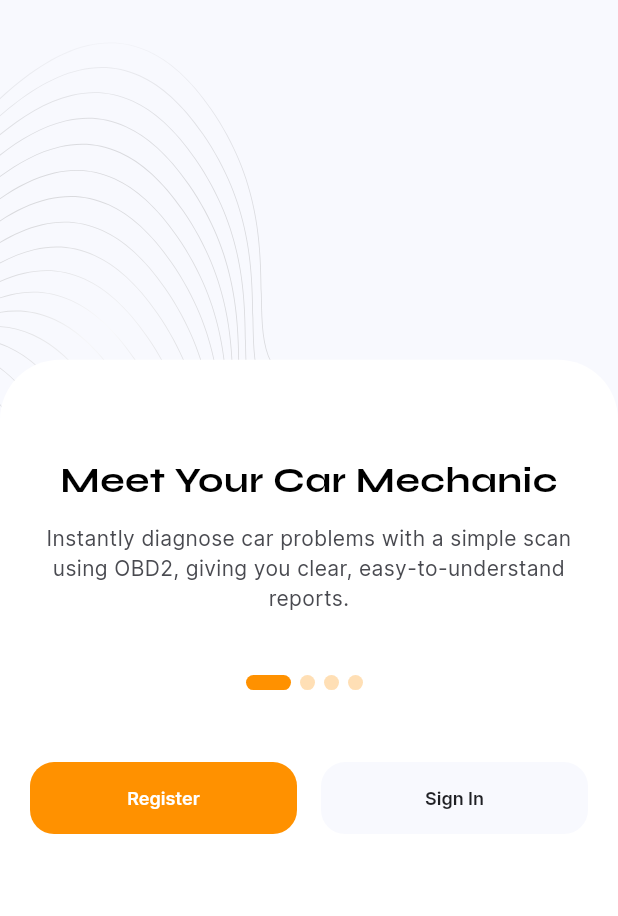
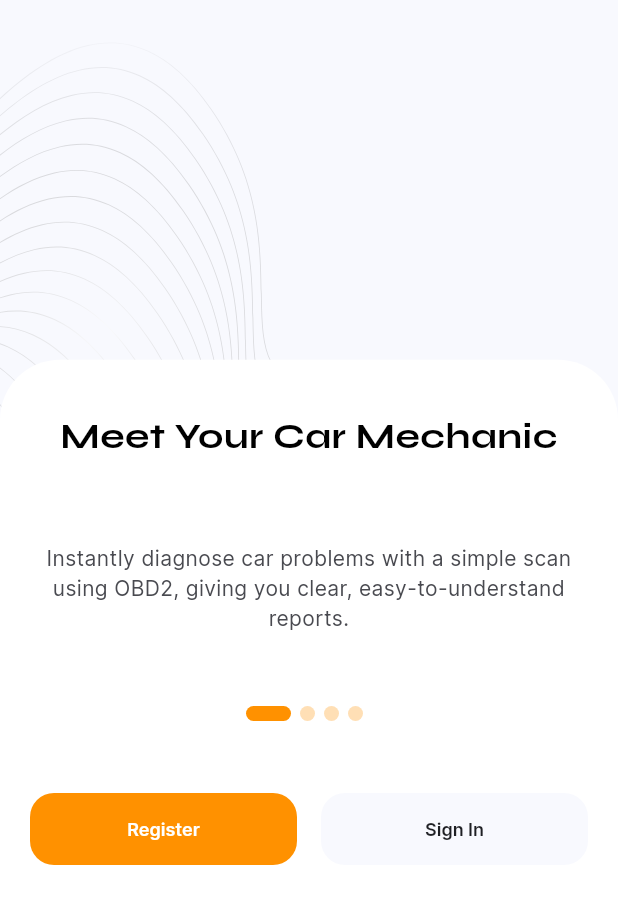
Before and after one commit to Asrat001/igaraage, a Flutter app: the screen it shows after launch, on a phone screen of 412 x 824 dp, the part 320-1236 px from its top. Run offline on Flutter 3.47's test engine with Material 3 defaults, Android fonts, the phone set to English and light mode, and no system bars; our stand-ins replace camera, cloud_firestore, dartz, dash_chat_2, equatable, firebase_auth and 12 more; missing offline and left inert: firebase_app_check, flutter_blue_classic; accounts and stored records are empty.

```diff
--- a/lib/main.dart
+++ b/lib/main.dart
@@ -31,6 +31,7 @@ Future<void> main() async {
   );
 
   await Firebase.initializeApp(
+    name: "flowiuss-63184",
     options: DefaultFirebaseOptions.currentPlatform,
   );
 
--- a/lib/presentation/onboarding/pages/onboarding.dart
+++ b/lib/presentation/onboarding/pages/onboarding.dart
@@ -88,7 +88,7 @@ class _OnboardingPageState extends State<OnboardingPage> {
                 mainAxisAlignment: MainAxisAlignment.center,
                 children: <Widget>[
                   SizedBox(
-                    height: MediaQuery.of(context).size.height * 0.15,
+                    height: MediaQuery.of(context).size.height * 0.2,
                     child: PageView.builder(
                       controller: _pageController,
                       onPageChanged: (index) {
--- a/lib/presentation/onboarding/widgets/onboarding_content.dart
+++ b/lib/presentation/onboarding/widgets/onboarding_content.dart
@@ -17,16 +17,20 @@ class OnboardingContent extends StatelessWidget {
     return Column(
       mainAxisAlignment: MainAxisAlignment.center,
       children: [
-        Text(
+        Expanded(
+          child: Text(
             title,
             style: AppText.headingText,
             textAlign: TextAlign.center,
           ),
+        ),
         const SizedBox(height: 12),
-        Text(
+        Expanded(
+          child: Text(
             description,
             style: AppText.bodyText,
             textAlign: TextAlign.center,
+          ),
         ),
       ],
     );
--- a/pubspec.yaml
+++ b/pubspec.yaml
@@ -54,7 +54,7 @@ dependencies:
   firebase_app_check: ^0.3.0+4
   flutter_gemini:
   google_generative_ai: ^0.4.3
-  camera: ^0.11.0+1
+  camera: ^0.11.0+2
   flutter_dotenv: ^5.1.0
   flutter_blue_plus: ^1.32.11
   flutter_blue_classic: ^0.0.3
```
Also changed, not shown: lib/firebase_options.dart, 7 other files. Lines whose indentation alone changed are shown as unchanged.
